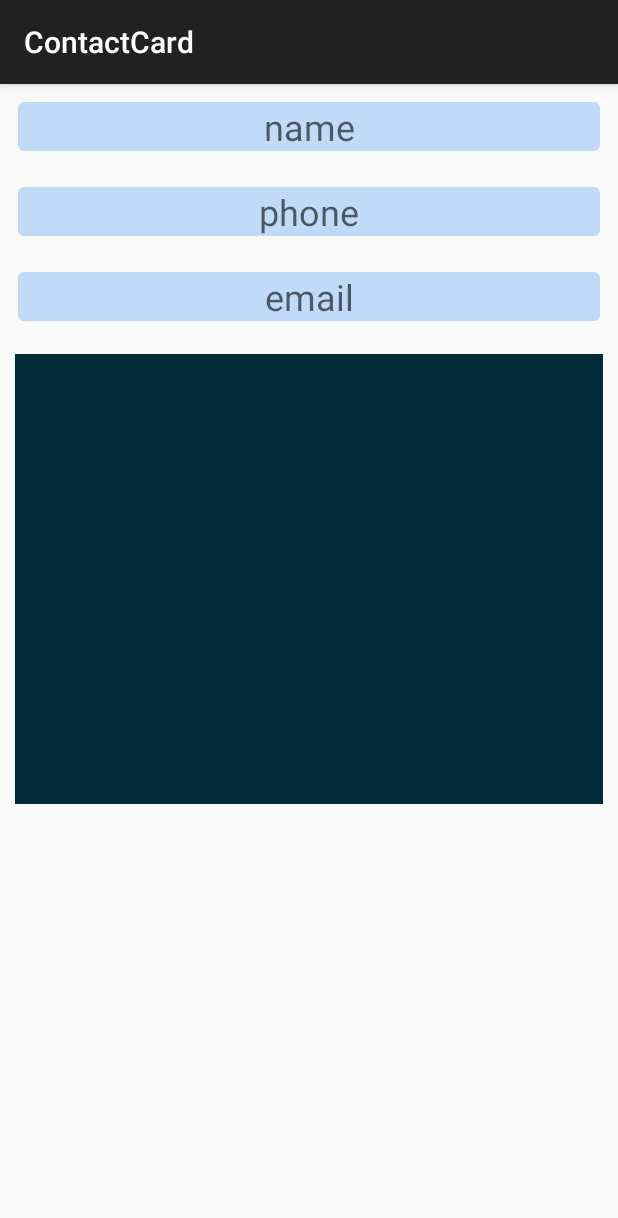
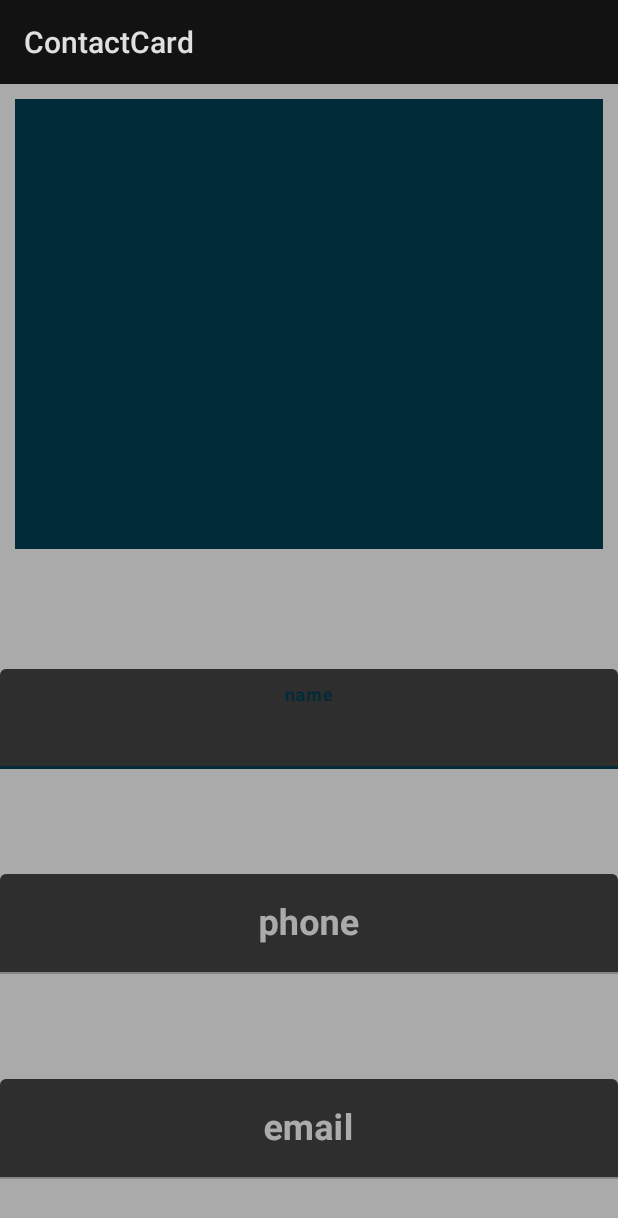
Before and after one commit to sixspeedchips/contact-card-android, an Android app: the fragment ContactFragment shown on its own in the app's theme, on a phone screen of 412 x 824 dp. Shown: the top 1218 px of the screen. Run offline under Robolectric (Android 15) with nearby library versions, the phone set to English and light mode, and no system bars; our stand-ins replace Picasso, Room's generated code.

Commit message:
fixing contact fragment layout

```diff
--- a/app/src/main/AndroidManifest.xml
+++ b/app/src/main/AndroidManifest.xml
@@ -9,7 +9,7 @@
     android:name=".ContactCardApplication"
     android:roundIcon="@mipmap/ic_launcher_round"
     android:supportsRtl="true"
-    android:theme="@style/Theme.AppCompat.Light.DarkActionBar">
+    android:theme="@style/AppTheme">
     <activity
       android:label="@string/title_activity_main"
       android:name=".controller.MainActivity"
--- a/app/src/main/java/io/libsoft/contactcard/controller/ContactFragment.java
+++ b/app/src/main/java/io/libsoft/contactcard/controller/ContactFragment.java
@@ -53,9 +53,9 @@ public class ContactFragment extends Fragment {
 
   private void initViews() {
     imageView = view.findViewById(R.id.image_review);
-    name = view.findViewById(R.id.parsed_name);
-    phone = view.findViewById(R.id.parsed_phone);
-    email = view.findViewById(R.id.parsed_email);
+    name = view.findViewById(R.id.edit_name);
+    phone = view.findViewById(R.id.edit_phone);
+    email = view.findViewById(R.id.edit_email);
   }
 
   private void initListeners() {
--- a/app/src/main/res/layout/fragment_contact.xml
+++ b/app/src/main/res/layout/fragment_contact.xml
@@ -8,40 +8,15 @@
   xmlns:tools="http://schemas.android.com/tools"
   android:layout_width="match_parent"
   android:layout_height="match_parent"
+  xmlns:app="http://schemas.android.com/apk/res-auto"
   tools:context=".controller.ContactFragment"
-  android:id="@+id/nav_contact">
+  android:id="@+id/nav_contact"
+  android:background="@android:color/darker_gray">
 
   <LinearLayout
     android:layout_width="match_parent"
     android:layout_height="wrap_content"
     android:orientation="vertical">
-
-    <EditText
-      android:id="@+id/parsed_name"
-      style="@style/editText"
-      android:layout_width="match_parent"
-      android:layout_height="wrap_content"
-      android:hint="@string/name"
-      android:inputType="textPersonName"
-      />
-
-    <EditText
-      android:id="@+id/parsed_phone"
-      style="@style/editText"
-      android:layout_width="match_parent"
-      android:layout_height="wrap_content"
-      android:hint="@string/phone"
-      android:inputType="phone"
-      />
-
-    <EditText
-      android:id="@+id/parsed_email"
-      style="@style/editText"
-      android:layout_width="match_parent"
-      android:layout_height="wrap_content"
-      android:hint="@string/email"
-      android:inputType="textEmailAddress"
-      />
 
     <ImageView
       android:id="@+id/image_review"
@@ -51,6 +26,93 @@
       android:background="@color/colorPrimaryDark"
       />
 
+
+    <com.google.android.material.textfield.TextInputLayout
+      android:id="@+id/name_layout"
+      android:layout_width="match_parent"
+      android:layout_height="wrap_content"
+      android:gravity="center"
+      app:hintAnimationEnabled="true"
+      app:hintEnabled="true"
+      >
+      <com.google.android.material.textfield.TextInputEditText
+        android:id="@+id/edit_name"
+        android:textStyle="bold"
+        android:layout_width="match_parent"
+        android:layout_height="wrap_content"
+        android:layout_marginTop="70dp"
+        android:layout_centerHorizontal="true"
+        android:gravity="center"
+        android:hint="@string/name"
+        android:imeOptions="actionDone"
+        android:inputType="textPersonName"
+        android:shadowColor="#ffffff"
+        android:textColor="#ffffff"
+        android:textColorHighlight="#ffffff"
+        android:textColorHint="#ffffff"
+        android:textSize="24sp"/>
+
+
+    </com.google.android.material.textfield.TextInputLayout>
+
+
+    <com.google.android.material.textfield.TextInputLayout
+      android:id="@+id/phone_layout"
+      android:layout_width="match_parent"
+      android:layout_height="wrap_content"
+      android:gravity="center"
+      app:hintAnimationEnabled="true"
+      app:hintEnabled="true"
+      >
+      <com.google.android.material.textfield.TextInputEditText
+        android:id="@+id/edit_phone"
+        android:textStyle="bold"
+        android:layout_width="match_parent"
+        android:layout_height="wrap_content"
+        android:layout_marginTop="70dp"
+        android:layout_centerHorizontal="true"
+        android:gravity="center"
+        android:hint="@string/phone"
+        android:imeOptions="actionDone"
+        android:inputType="phone"
+        android:shadowColor="#ffffff"
+        android:textColor="#ffffff"
+        android:textColorHighlight="#ffffff"
+        android:textColorHint="#ffffff"
+        android:textSize="24sp"/>
+
+
+    </com.google.android.material.textfield.TextInputLayout>
+
+    <com.google.android.material.textfield.TextInputLayout
+      android:id="@+id/email_layout"
+      android:layout_width="match_parent"
+      android:layout_height="wrap_content"
+      android:gravity="center"
+      app:hintAnimationEnabled="true"
+      app:hintEnabled="true"
+      >
+      <com.google.android.material.textfield.TextInputEditText
+        android:id="@+id/edit_email"
+        android:textStyle="bold"
+        android:layout_width="match_parent"
+        android:layout_height="wrap_content"
+        android:layout_marginTop="70dp"
+        android:layout_centerHorizontal="true"
+        android:gravity="center"
+        android:hint="@string/email"
+        android:imeOptions="actionDone"
+        android:inputType="textEmailAddress"
+        android:shadowColor="#ffffff"
+        android:textColor="#ffffff"
+        android:textColorHighlight="#ffffff"
+        android:textColorHint="#ffffff"
+        android:textSize="24sp"/>
+
+
+    </com.google.android.material.textfield.TextInputLayout>
+
+
   </LinearLayout>
 
 </ScrollView>
--- a/app/src/main/res/layout/nav_header_main.xml
+++ b/app/src/main/res/layout/nav_header_main.xml
@@ -29,10 +29,4 @@
     android:text="@string/nav_header_title"
     android:textAppearance="@style/TextAppearance.AppCompat.Body1"/>
 
-  <TextView
-    android:id="@+id/textView"
-    android:layout_width="wrap_content"
-    android:layout_height="wrap_content"
-    android:text="@string/nav_header_subtitle"/>
-
 </LinearLayout>
--- a/app/src/main/res/values/strings.xml
+++ b/app/src/main/res/values/strings.xml
@@ -11,8 +11,7 @@
   <string name="sign_out">Sign out</string>
   <string name="navigation_drawer_open">Open navigation drawer</string>
   <string name="navigation_drawer_close">Close navigation drawer</string>
-  <string name="nav_header_title">Android Studio</string>
-  <string name="nav_header_subtitle">android.studio@android.com</string>
+  <string name="nav_header_title">Contact Card</string>
   <string name="nav_header_desc">Navigation header</string>
   <string name="action_settings">Settings</string>
   <string name="camera">Camera</string>
--- a/app/src/main/res/values/styles.xml
+++ b/app/src/main/res/values/styles.xml
@@ -1,18 +1,12 @@
 <resources>
 
-  <!-- Base application theme. -->
-  <style name="AppTheme" parent="Theme.AppCompat.Light.DarkActionBar">
-    <!-- Customize your theme here. -->
-    <item name="colorPrimary">@color/colorPrimary</item>
+  <style name="AppTheme" parent="Theme.MaterialComponents">
+    <item name="colorPrimary">@color/colorPrimaryDark</item>
     <item name="colorPrimaryDark">@color/colorPrimaryDark</item>
-    <item name="colorAccent">@color/colorAccent</item>
-    <item name="android:fontFamily">sans-serif-smallcaps</item>
+    <item name="colorAccent">@color/colorLight</item>
+    <item name="android:fontFamily">sans-serif</item>
   </style>
 
-  <style name="AppTheme.NoActionBar">
-    <item name="windowActionBar">true</item>
-    <item name="windowNoTitle">true</item>
-  </style>
 
   <style name="AppTheme.AppBarOverlay" parent="ThemeOverlay.MaterialComponents.Dark"/>
 
```
